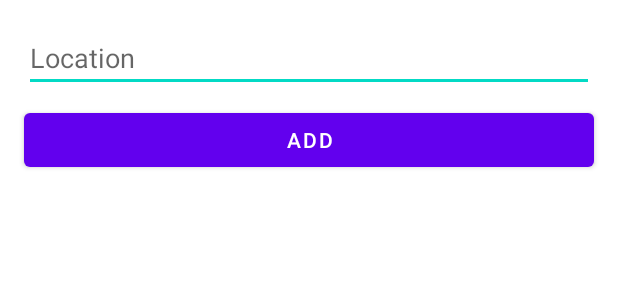
After one commit to allandrp/Weather-App, an Android app: the layout activity_add.xml on its own in the app's theme, with its tools: preview values and no code run, on a phone screen of 412 x 824 dp. The commit adds this screen. Shown: the top 300 px of the screen. Run offline under Robolectric (Android 15) with nearby library versions, the phone set to English and light mode, and no system bars.

Commit message:
Create swipe to delete and add location

```diff
--- /dev/null
+++ b/app/src/main/res/layout/activity_add.xml
@@ -0,0 +1,47 @@
+<?xml version="1.0" encoding="utf-8"?>
+<androidx.constraintlayout.widget.ConstraintLayout xmlns:android="http://schemas.android.com/apk/res/android"
+    xmlns:app="http://schemas.android.com/apk/res-auto"
+    xmlns:tools="http://schemas.android.com/tools"
+    android:layout_width="match_parent"
+    android:layout_height="wrap_content">
+
+    <EditText
+        android:id="@+id/et_location"
+        android:layout_width="0dp"
+        android:layout_height="wrap_content"
+        android:layout_marginStart="16dp"
+        android:layout_marginTop="16dp"
+        android:layout_marginEnd="16dp"
+        android:ems="10"
+        android:hint="@string/location"
+        android:inputType="textPersonName"
+        app:layout_constraintEnd_toEndOf="parent"
+        app:layout_constraintStart_toStartOf="parent"
+        app:layout_constraintTop_toTopOf="parent" />
+
+    <ProgressBar
+        android:id="@+id/progressBar"
+        style="?android:attr/progressBarStyle"
+        android:layout_width="wrap_content"
+        android:layout_height="wrap_content"
+        android:visibility="gone"
+        app:layout_constraintBottom_toBottomOf="parent"
+        app:layout_constraintEnd_toEndOf="parent"
+        app:layout_constraintHorizontal_bias="0.498"
+        app:layout_constraintStart_toStartOf="parent"
+        app:layout_constraintTop_toTopOf="parent"
+        app:layout_constraintVertical_bias="0.247" />
+
+    <Button
+        android:id="@+id/AddButton"
+        android:layout_width="0dp"
+        android:layout_height="wrap_content"
+        android:layout_marginTop="8dp"
+        android:layout_marginBottom="16dp"
+        android:text="@string/add"
+        app:layout_constraintBottom_toBottomOf="parent"
+        app:layout_constraintEnd_toEndOf="@+id/et_location"
+        app:layout_constraintStart_toStartOf="@+id/et_location"
+        app:layout_constraintTop_toBottomOf="@+id/et_location" />
+
+</androidx.constraintlayout.widget.ConstraintLayout>
--- a/app/src/main/res/layout/activity_main.xml
+++ b/app/src/main/res/layout/activity_main.xml
@@ -5,7 +5,7 @@
     android:layout_width="match_parent"
     android:layout_height="match_parent"
     app:layout_behavior="com.google.android.material.behavior.HideBottomViewOnScrollBehavior"
-    tools:context=".MainActivity">
+    tools:context=".ui.MainActivity">
 
     <androidx.constraintlayout.widget.ConstraintLayout
         android:id="@+id/constraintLayout"
--- a/app/src/main/res/values/strings.xml
+++ b/app/src/main/res/values/strings.xml
@@ -1,3 +1,5 @@
 <resources>
     <string name="app_name">Weather Application</string>
+    <string name="location">Location</string>
+    <string name="add">ADD</string>
 </resources>
--- a/app/src/main/res/values/themes.xml
+++ b/app/src/main/res/values/themes.xml
@@ -13,4 +13,8 @@
         <item name="android:statusBarColor" tools:targetApi="l">?attr/colorPrimaryVariant</item>
         <!-- Customize your theme here. -->
     </style>
+
+    <style name="MyDialogTheme" parent="android:Theme.Dialog">
+        <item name="backgroundColor">@color/white</item>
+    </style>
 </resources>
--- a/build.gradle
+++ b/build.gradle
@@ -2,7 +2,7 @@
 plugins {
     id 'com.android.application' version '7.2.1' apply false
     id 'com.android.library' version '7.2.1' apply false
-    id 'org.jetbrains.kotlin.android' version '1.6.10' apply false
+    id 'org.jetbrains.kotlin.android' version '1.7.10' apply false
 }
 
 task clean(type: Delete) {
```
Also changed, not shown: app/build.gradle (+15 -5 lines), app/src/main/AndroidManifest.xml (+6 -1 lines), app/src/main/java/com/allandrp/weatherapplication/MainActivity.kt (deleted, +0 -11 lines), app/src/main/java/com/allandrp/weatherapplication/injection/Injection.kt (added, +15 -0 lines), app/src/main/java/com/allandrp/weatherapplication/repository/WeatherRepository.kt (+30 -7 lines), app/src/main/java/com/allandrp/weatherapplication/room/DaoWeather.kt (added, +20 -0 lines), app/src/main/java/com/allandrp/weatherapplication/room/DatabaseWeather.kt (added, +30 -0 lines), app/src/main/java/com/allandrp/weatherapplication/room/Weather.kt (added, +35 -0 lines), app/src/main/java/com/allandrp/weatherapplication/ui/MainActivity.kt (added, +149 -0 lines), app/src/main/java/com/allandrp/weatherapplication/ui/MainViewModel.kt (added, +26 -0 lines), app/src/main/java/com/allandrp/weatherapplication/ui/ViewModelFactory.kt (added, +32 -0 lines), app/src/main/java/com/allandrp/weatherapplication/ui/list/AdapterWeather.kt (added, +44 -0 lines).
